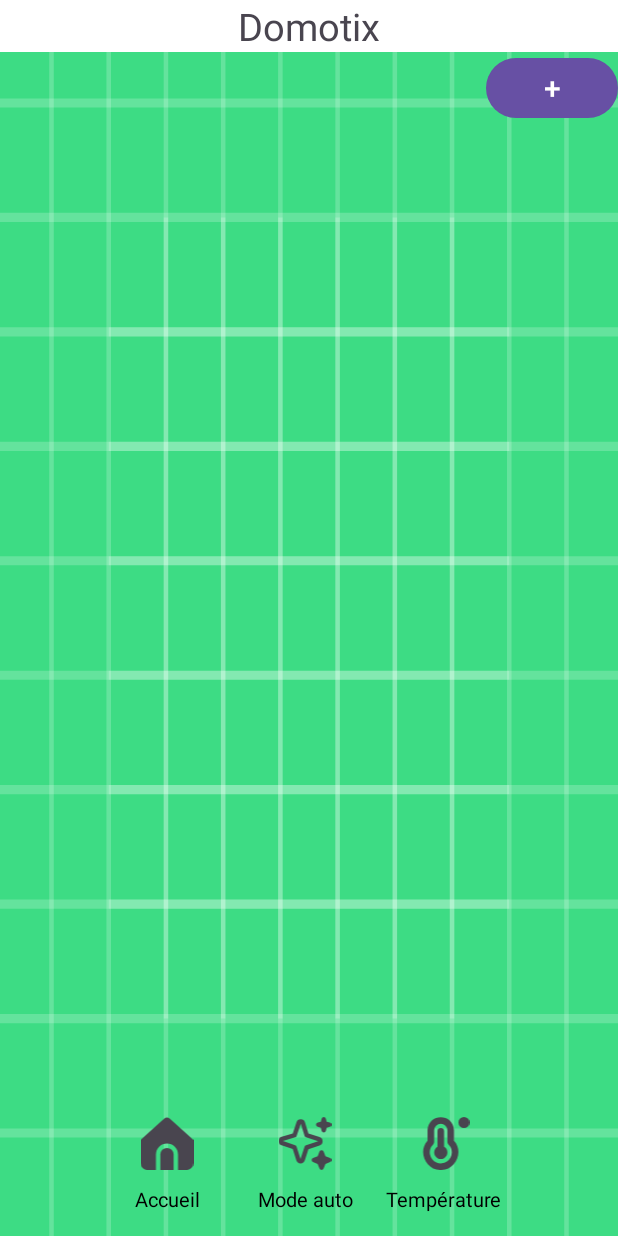
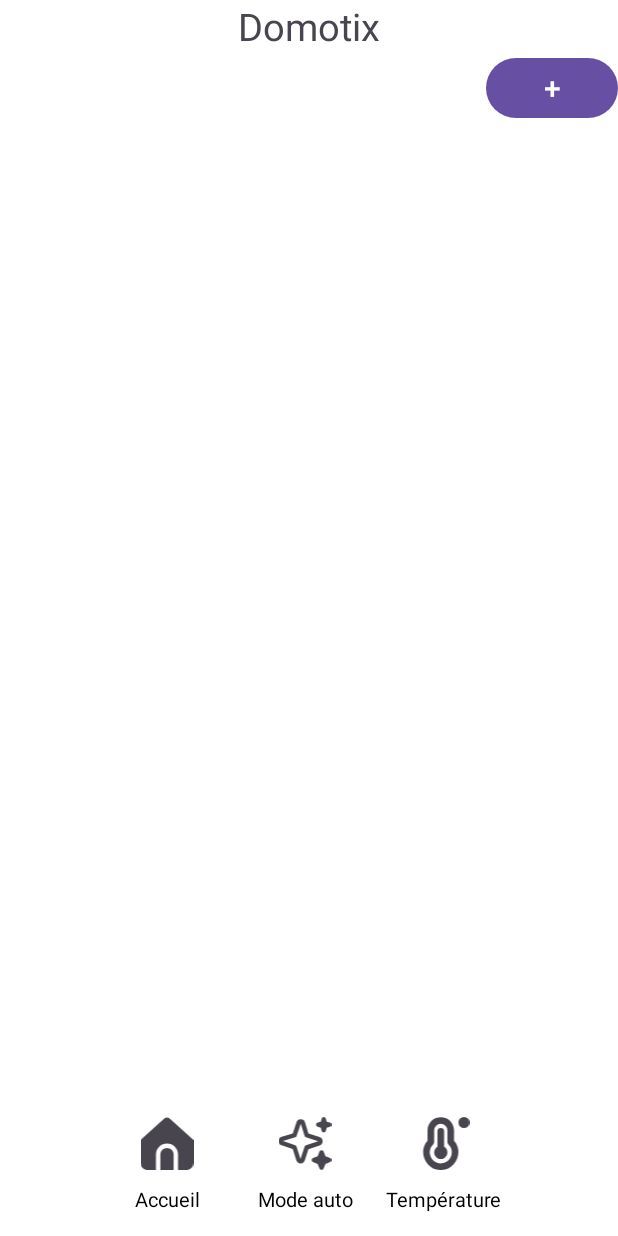
Before and after one commit to uvsq22101464/projetL3, an Android app: the screen it shows after launch (MainActivity), on a phone screen of 412 x 824 dp. Run offline under Robolectric (Android 15) with nearby library versions, the phone set to English and light mode, and no system bars; our stand-ins replace Firebase (no records; nobody signed in at launch, a user with empty details on screens opened directly); 6 statements that could not run were skipped.

Commit message:
Update accueil.xml

```diff
--- a/app/src/main/res/layout/accueil.xml
+++ b/app/src/main/res/layout/accueil.xml
@@ -7,7 +7,7 @@
     <LinearLayout
         android:layout_width="match_parent"
         android:layout_height="match_parent"
-        android:background="@drawable/ic_launcher_background"
+        android:background="@color/Blanc"
         android:id="@+id/tableLayout"
         android:orientation="vertical">
 
```
